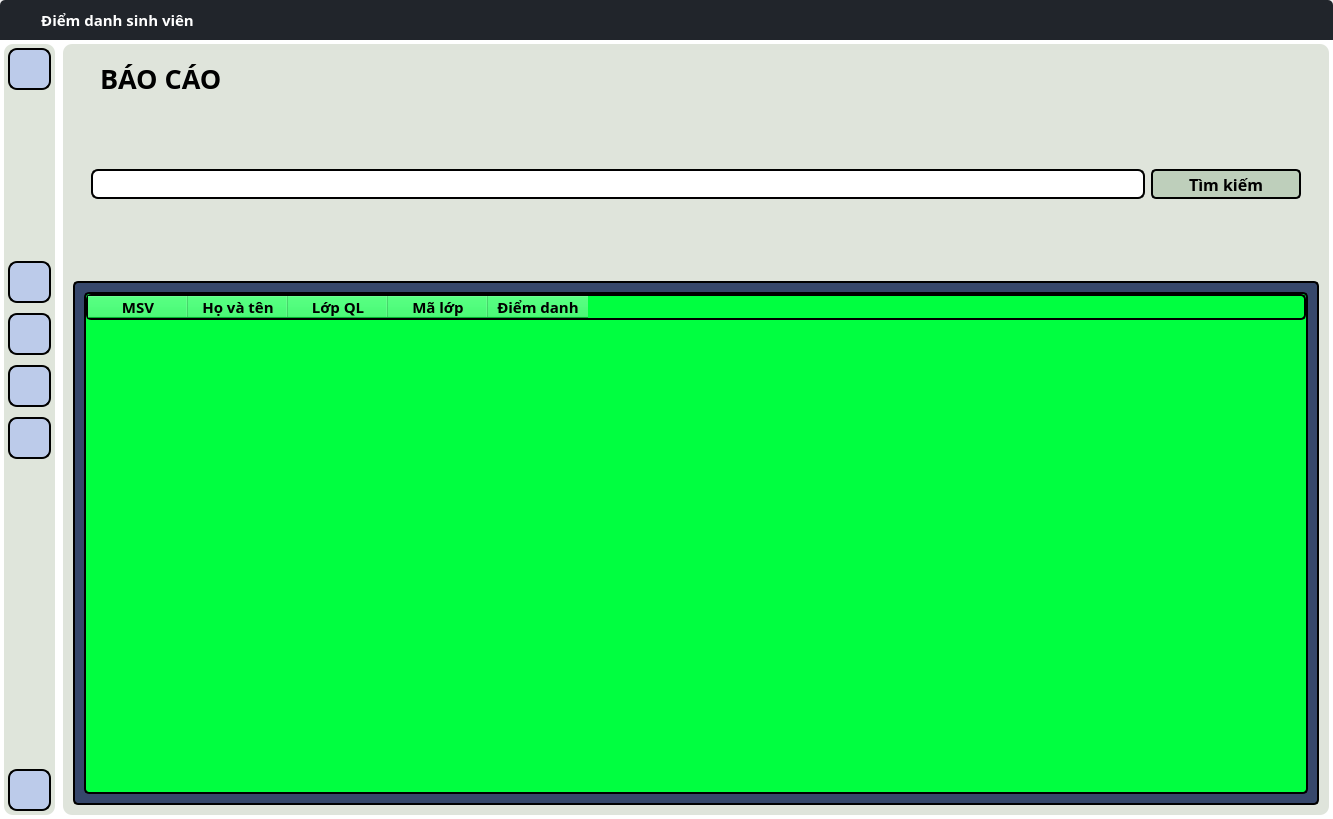
Qt form attendance.ui (cdghhhiilnnotu/Face-Attendance-CLIENT) before a commit.
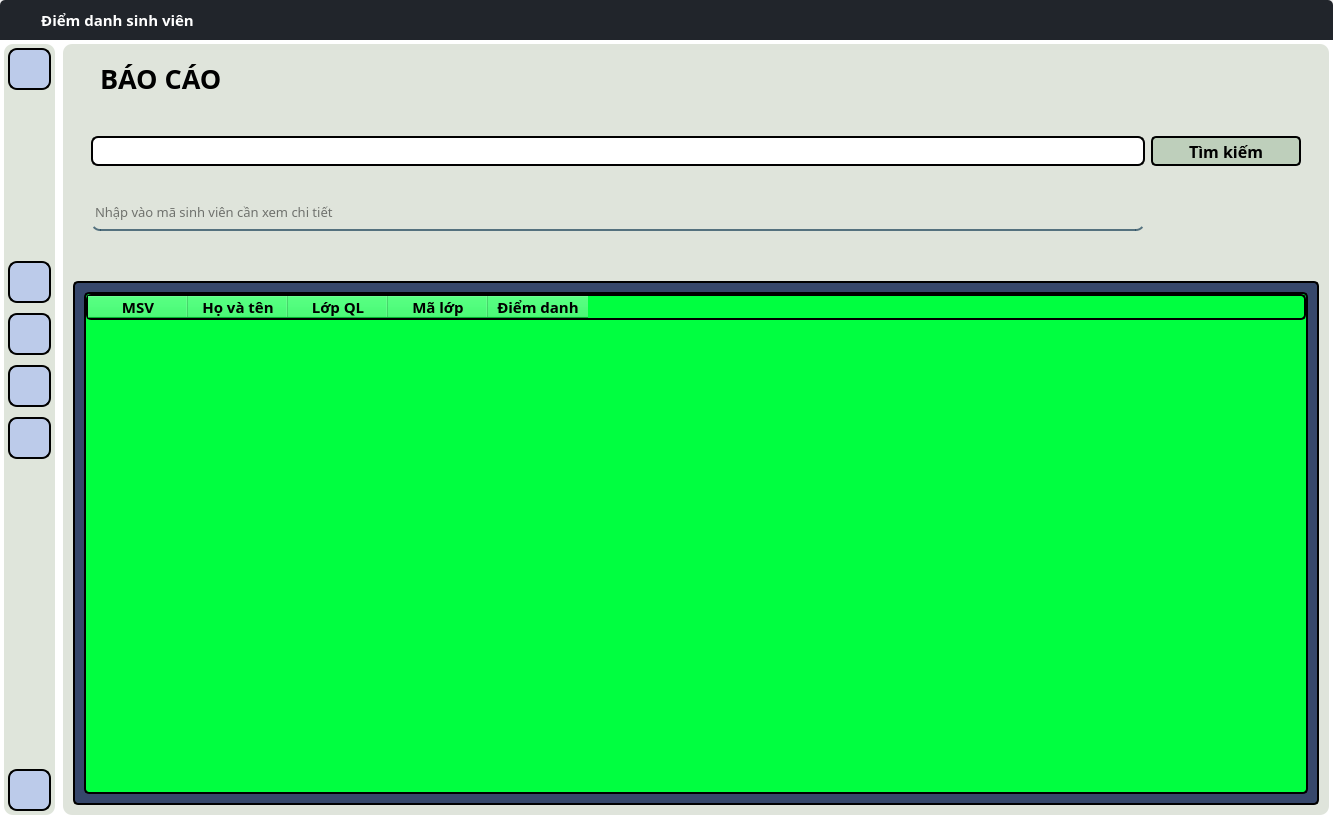
The same form after that commit. The open tabs and pages were chosen to show the change. Icons and pictures are not drawn.

Diff of the .ui file:
```diff
--- a/attendance.ui
+++ b/attendance.ui
@@ -1770,8 +1770,8 @@
                  </item>
                  <item>
                   <widget class="QWidget" name="widget_8" native="true">
-                   <layout class="QHBoxLayout" name="horizontalLayout_7">
-                    <item>
+                   <layout class="QGridLayout" name="gridLayout_2">
+                    <item row="0" column="0">
                      <widget class="QLineEdit" name="report_class_input">
                       <property name="minimumSize">
                        <size>
@@ -1798,7 +1798,7 @@
                       </property>
                      </widget>
                     </item>
-                    <item>
+                    <item row="0" column="1">
                      <widget class="QPushButton" name="report_search_btn">
                       <property name="minimumSize">
                        <size>
@@ -1837,6 +1837,39 @@
                       </property>
                      </widget>
                     </item>
+                    <item row="1" column="0">
+                     <widget class="QLineEdit" name="report_student_input">
+                      <property name="minimumSize">
+                       <size>
+                        <width>0</width>
+                        <height>30</height>
+                       </size>
+                      </property>
+                      <property name="font">
+                       <font>
+                        <family>Cascadia Code</family>
+                        <pointsize>10</pointsize>
+                       </font>
+                      </property>
+                      <property name="styleSheet">
+                       <string notr="true">background-color: rgba(0,0,0,0);
+border: 2px solid rgba(0,0,0,0);
+border-bottom-color: rgba(46, 82, 101, 200);
+color: rgb(0,0,0);
+padding-bottom:7px;
+</string>
+                      </property>
+                      <property name="inputMask">
+                       <string/>
+                      </property>
+                      <property name="text">
+                       <string/>
+                      </property>
+                      <property name="placeholderText">
+                       <string>Nhập vào mã sinh viên cần xem chi tiết</string>
+                      </property>
+                     </widget>
+                    </item>
                    </layout>
                   </widget>
                  </item>
```
Left out of the diff: 2 changed lines with no effect on the pictures.
